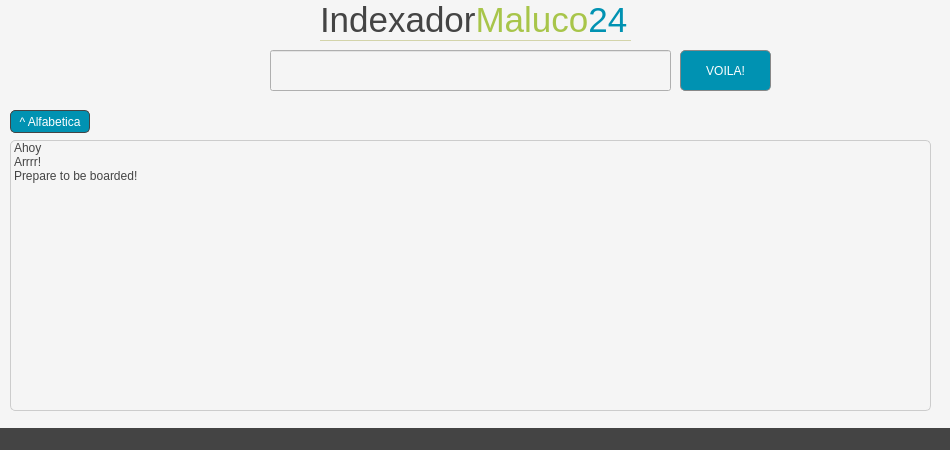
This is xmlparser/interface/mainwindow.ui in EduardoVernier/trabFinalCPD as Qt 5 draws it before an edit. The edited form follows.
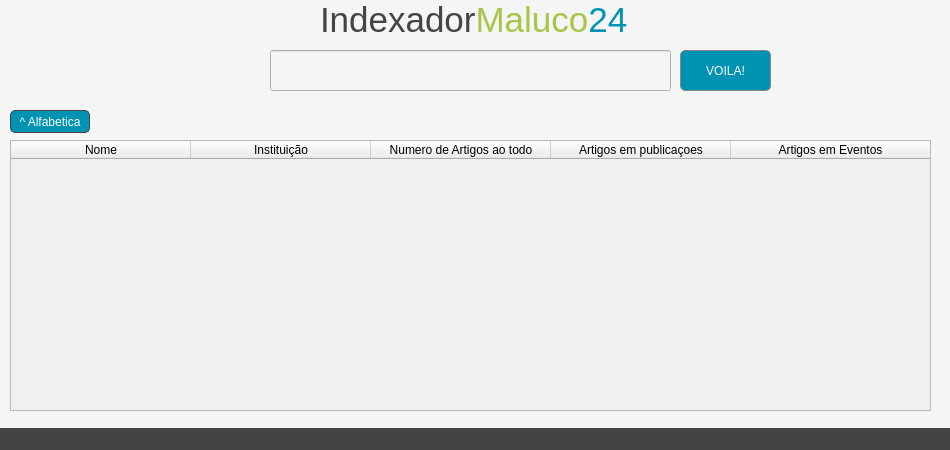
This is the edited form. Icons and pictures are not drawn.

```diff
--- a/xmlparser/interface/mainwindow.ui
+++ b/xmlparser/interface/mainwindow.ui
@@ -441,7 +441,7 @@
    <string>MainWindow</string>
   </property>
   <property name="styleSheet">
-   <string notr="true">background: #f5f5f5;</string>
+   <string notr="true">background: url(:/new/prefix1/resources/diamond_upholstery/bg.png);</string>
   </property>
   <widget class="QWidget" name="centralWidget">
    <widget class="QLabel" name="Logo">
@@ -469,34 +469,6 @@
      <string>&lt;html&gt;&lt;head/&gt;&lt;body&gt;&lt;p&gt;&lt;span style=&quot; color:#444444;&quot;&gt;Indexador&lt;/span&gt;&lt;span style=&quot; color:#A8C54A;&quot;&gt;Maluco&lt;/span&gt;&lt;span style=&quot; color:#0092b2;&quot;&gt;24&lt;/span&gt;&lt;/p&gt;&lt;/body&gt;&lt;/html&gt;</string>
     </property>
    </widget>
-   <widget class="QListWidget" name="listWidget">
-    <property name="geometry">
-     <rect>
-      <x>10</x>
-      <y>140</y>
-      <width>921</width>
-      <height>271</height>
-     </rect>
-    </property>
-    <property name="styleSheet">
-     <string notr="true">border: 1px solid #ccc; border-radius: 5px; background: #f5f5f5; color: #444444;</string>
-    </property>
-    <item>
-     <property name="text">
-      <string>Ahoy</string>
-     </property>
-    </item>
-    <item>
-     <property name="text">
-      <string>Arrrr!</string>
-     </property>
-    </item>
-    <item>
-     <property name="text">
-      <string>Prepare to be boarded!</string>
-     </property>
-    </item>
-   </widget>
    <widget class="QPushButton" name="searchButton">
     <property name="geometry">
      <rect>
@@ -555,6 +527,83 @@
      <string>^ Alfabetica</string>
     </property>
    </widget>
+   <widget class="QTableWidget" name="tableWidget">
+    <property name="geometry">
+     <rect>
+      <x>10</x>
+      <y>140</y>
+      <width>921</width>
+      <height>271</height>
+     </rect>
+    </property>
+    <property name="styleSheet">
+     <string notr="true">background: #f0f0f0;</string>
+    </property>
+    <property name="editTriggers">
+     <set>QAbstractItemView::NoEditTriggers</set>
+    </property>
+    <property name="selectionMode">
+     <enum>QAbstractItemView::SingleSelection</enum>
+    </property>
+    <property name="selectionBehavior">
+     <enum>QAbstractItemView::SelectRows</enum>
+    </property>
+    <property name="cornerButtonEnabled">
+     <bool>false</bool>
+    </property>
+    <attribute name="horizontalHeaderVisible">
+     <bool>true</bool>
+    </attribute>
+    <attribute name="horizontalHeaderCascadingSectionResizes">
+     <bool>true</bool>
+    </attribute>
+    <attribute name="horizontalHeaderDefaultSectionSize">
+     <number>180</number>
+    </attribute>
+    <attribute name="horizontalHeaderHighlightSections">
+     <bool>true</bool>
+    </attribute>
+    <attribute name="horizontalHeaderMinimumSectionSize">
+     <number>20</number>
+    </attribute>
+    <attribute name="horizontalHeaderShowSortIndicator" stdset="0">
+     <bool>false</bool>
+    </attribute>
+    <attribute name="horizontalHeaderStretchLastSection">
+     <bool>true</bool>
+    </attribute>
+    <attribute name="verticalHeaderVisible">
+     <bool>false</bool>
+    </attribute>
+    <attribute name="verticalHeaderCascadingSectionResizes">
+     <bool>false</bool>
+    </attribute>
+    <column>
+     <property name="text">
+      <string>Nome</string>
+     </property>
+    </column>
+    <column>
+     <property name="text">
+      <string>Instituição</string>
+     </property>
+    </column>
+    <column>
+     <property name="text">
+      <string>Numero de Artigos ao todo</string>
+     </property>
+    </column>
+    <column>
+     <property name="text">
+      <string>Artigos em publicaçoes</string>
+     </property>
+    </column>
+    <column>
+     <property name="text">
+      <string>Artigos em Eventos</string>
+     </property>
+    </column>
+   </widget>
   </widget>
   <widget class="QStatusBar" name="statusBar">
    <property name="palette">
```
